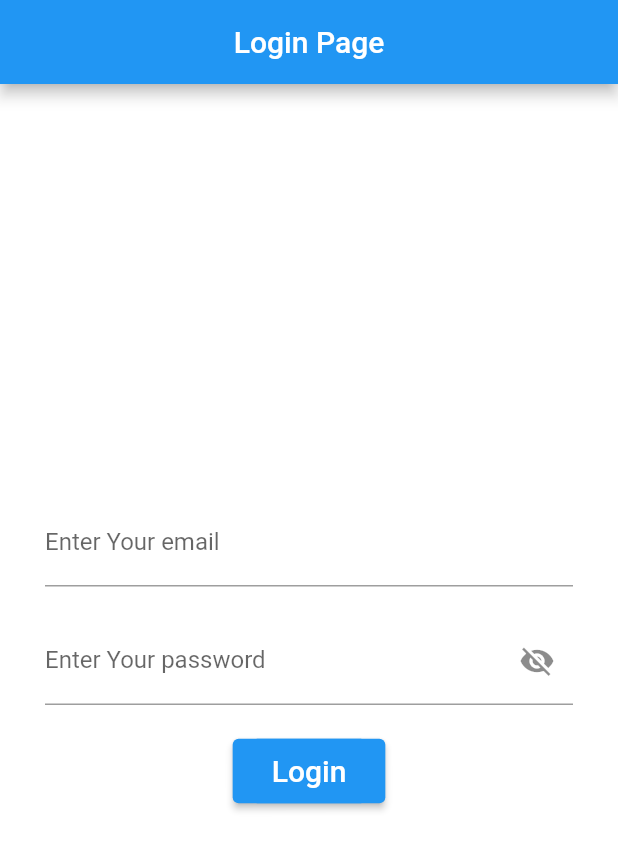
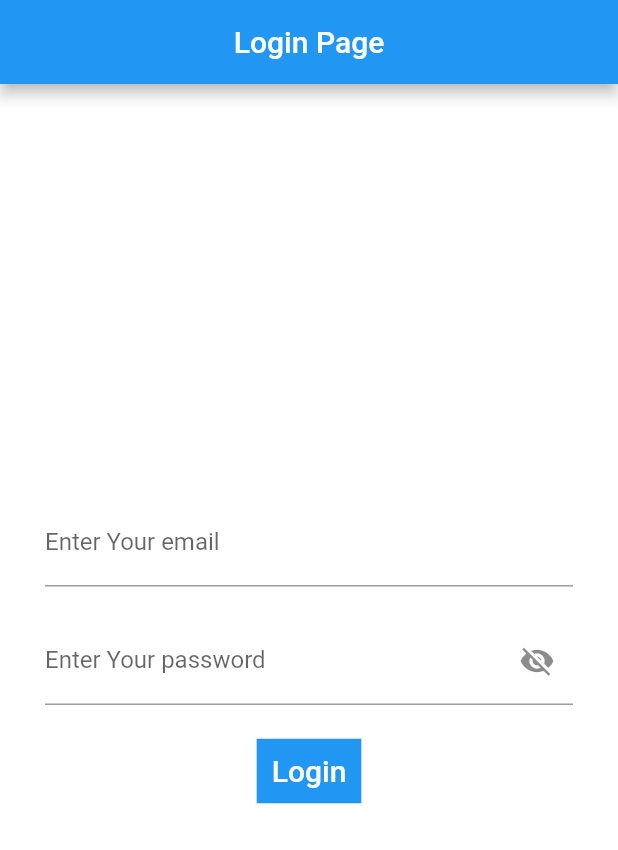
Before and after one commit to SwapnaAmaraneni/flutter_practice, a Flutter app: the screen it shows after launch, on a phone screen of 412 x 824 dp. Shown: the top 850 px of the screen. Run offline on Flutter 3.47's test engine with Material 2 defaults, Android fonts, the phone set to English and light mode, and no system bars.

Commit message:
login page

```diff
--- a/lib/loginpage.dart
+++ b/lib/loginpage.dart
@@ -8,8 +8,8 @@ class LoginPage extends StatefulWidget {
 }
 
 class LoginPageState extends State<LoginPage> {
-  TextEditingController _emailcontroller = new TextEditingController();
-  TextEditingController _pwdcontroller = new TextEditingController();
+  final TextEditingController _emailcontroller = TextEditingController();
+  final TextEditingController _pwdcontroller = TextEditingController();
   bool hidePassword = true;
   @override
   Widget build(BuildContext context) {
@@ -58,7 +58,7 @@ class LoginPageState extends State<LoginPage> {
         ),
         Padding(
           padding: const EdgeInsets.all(20.0),
-          child: ElevatedButton(
+          child: MaterialButton(
             onPressed: () {
               validateInputs();
             },
```
